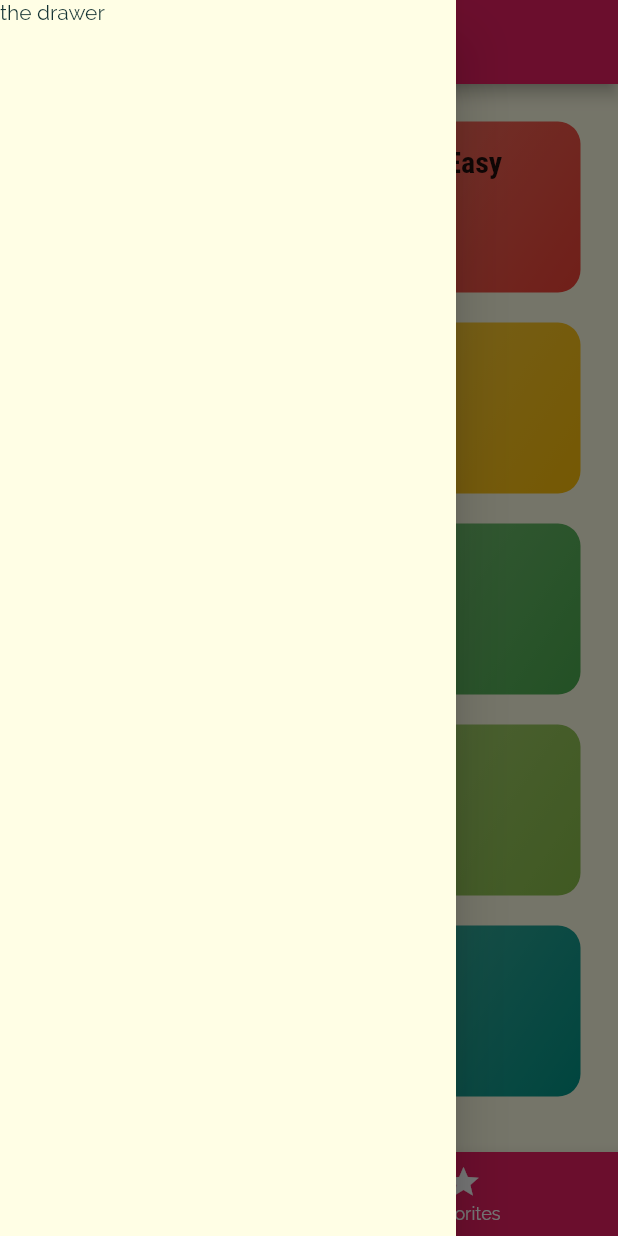
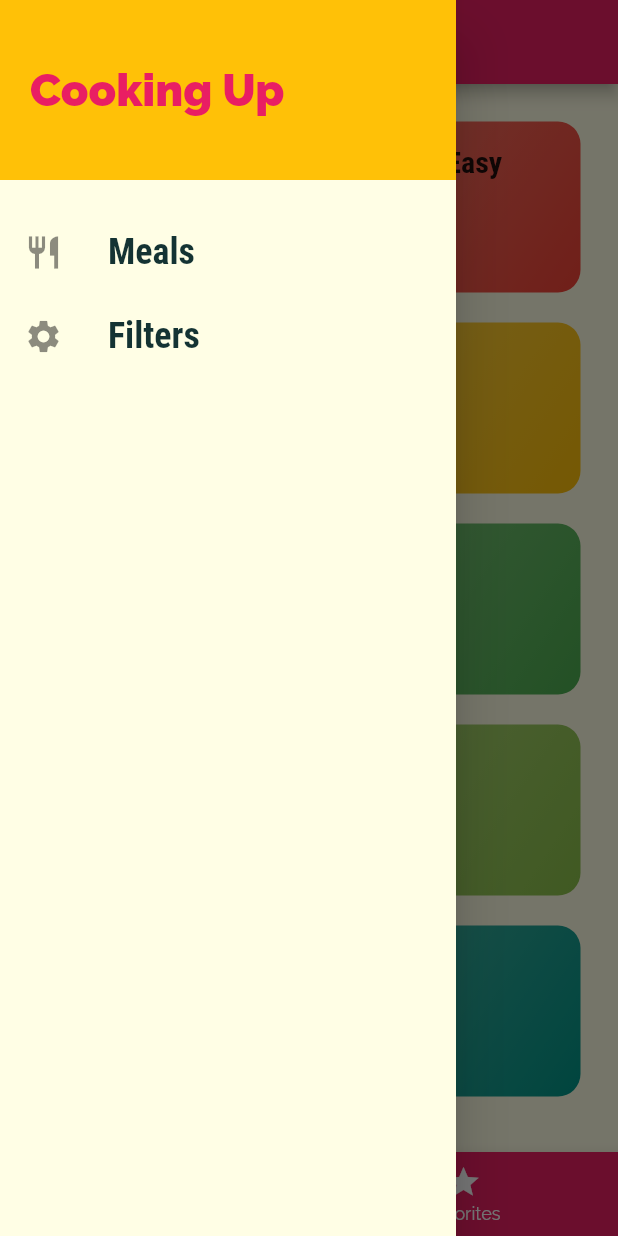
Before and after one commit to amarin95/training_meal_app, a Flutter app: the screen it shows after launch, with the side drawer open, on a phone screen of 412 x 824 dp. Run offline on Flutter 3.47's test engine with Material 2 defaults, Android fonts, the phone set to English and light mode, and no system bars.

Commit message:
Drawer added!

```diff
--- /dev/null
+++ b/lib/screens/filters_screen.dart
@@ -0,0 +1,11 @@
+import 'package:flutter/material.dart';
+
+class FilterScreen extends StatelessWidget {
+  static const routeName = '/filters';
+  @override
+  Widget build(BuildContext context) {
+    return Center(
+      child: Text('FILTERS'),
+    );
+  }
+}
--- a/lib/screens/tabs_screen.dart
+++ b/lib/screens/tabs_screen.dart
@@ -1,4 +1,5 @@
 import 'package:flutter/material.dart';
+import 'package:training_meal_app/widgets/main_drawer.dart';
 import './categories_screen.dart';
 import './favorites_screen.dart';
 
@@ -12,6 +13,7 @@ class _TabsScreenState extends State<TabsScreen> {
     {'page': CategoriesScreen(), 'title': 'Categories'},
     {'page': FavoritesScreen(), 'title': 'Favorites'}
   ];
+
   int _selectedPageIndex = 0;
 
   void _selectPage(int index) {
@@ -26,7 +28,7 @@ class _TabsScreenState extends State<TabsScreen> {
       appBar: AppBar(
         title: Text(_pages[_selectedPageIndex]['title']),
       ),
-      drawer: Drawer(child: Text('the drawer'),),
+      drawer: MainDrawer(), //aqui se quedo el tuto
       body: _pages[_selectedPageIndex]['page'],
       bottomNavigationBar: BottomNavigationBar(
         onTap: _selectPage,
--- /dev/null
+++ b/lib/widgets/main_drawer.dart
@@ -0,0 +1,60 @@
+import 'package:flutter/material.dart';
+import 'package:training_meal_app/screens/filters_screen.dart';
+
+class MainDrawer extends StatelessWidget {
+  Widget buildListTile(String title, IconData icon, Function tapHandler) {
+    return ListTile(
+      leading: Icon(
+        icon,
+        size: 26,
+      ),
+      title: Text(
+        title,
+        style: TextStyle(
+          fontFamily: 'RobotoCondensed',
+          fontSize: 24,
+          fontWeight: FontWeight.bold,
+        ),
+      ),
+      onTap: tapHandler,
+    );
+  }
+
+  @override
+  Widget build(BuildContext context) {
+    return Drawer(
+      child: Column(
+        children: [
+          Container(
+            height: 120,
+            width: double.infinity,
+            padding: EdgeInsets.all(20),
+            alignment: Alignment.centerLeft,
+            color: Theme.of(context).accentColor,
+            child: Text(
+              'Cooking Up',
+              style: TextStyle(fontWeight: FontWeight.w900, fontSize: 30, color: Theme.of(context).primaryColor),
+            ),
+          ),
+          SizedBox(
+            height: 20,
+          ),
+          buildListTile(
+            'Meals',
+            Icons.restaurant,
+            () {
+              Navigator.of(context).pushNamed('/');
+            },
+          ),
+          buildListTile(
+            'Filters',
+            Icons.settings,
+            () {
+              Navigator.of(context).pushNamed(FilterScreen.routeName);
+            },
+          )
+        ],
+      ),
+    );
+  }
+}
```
Also changed, not shown: lib/main.dart (+3 -39 lines).
